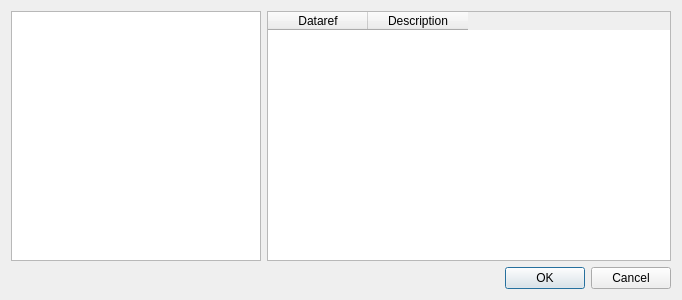
This is gui/pickXPCommandDialog.ui in leleopard/pyXPArduino as Qt 5 draws it before an edit. The edited form follows.
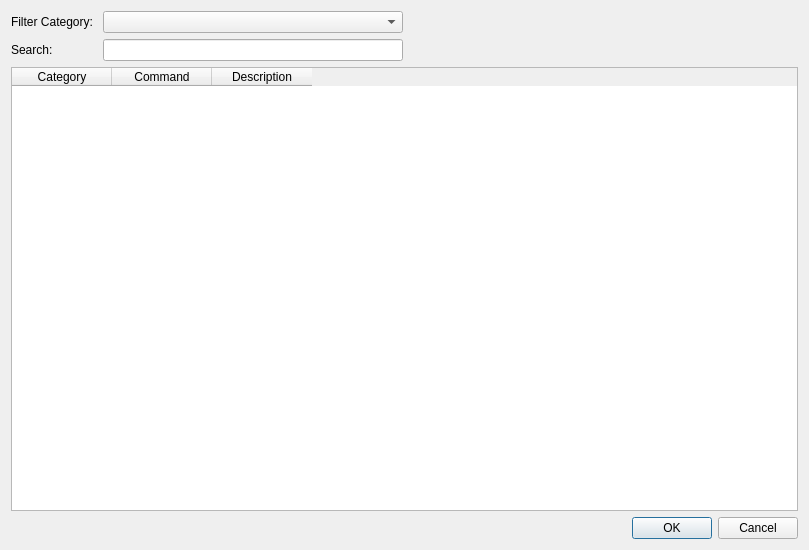
This is the edited form.

Commit message: added pick command dialog

Diff of the .ui file:
```diff
--- a/gui/pickXPCommandDialog.ui
+++ b/gui/pickXPCommandDialog.ui
@@ -6,31 +6,130 @@
    <rect>
     <x>0</x>
     <y>0</y>
-    <width>682</width>
-    <height>300</height>
+    <width>809</width>
+    <height>550</height>
    </rect>
   </property>
+  <property name="sizePolicy">
+   <sizepolicy hsizetype="Preferred" vsizetype="Preferred">
+    <horstretch>0</horstretch>
+    <verstretch>0</verstretch>
+   </sizepolicy>
+  </property>
   <property name="windowTitle">
    <string>Select XPlane Command</string>
   </property>
   <layout class="QVBoxLayout" name="verticalLayout">
    <item>
-    <layout class="QHBoxLayout" name="horizontalLayout">
+    <layout class="QVBoxLayout" name="verticalLayout_2">
+     <property name="sizeConstraint">
+      <enum>QLayout::SetDefaultConstraint</enum>
+     </property>
      <item>
-      <widget class="QListWidget" name="categoryListWidget">
-       <property name="maximumSize">
+      <layout class="QFormLayout" name="formLayout">
+       <property name="sizeConstraint">
+        <enum>QLayout::SetFixedSize</enum>
+       </property>
+       <property name="formAlignment">
+        <set>Qt::AlignLeading|Qt::AlignLeft|Qt::AlignVCenter</set>
+       </property>
+       <item row="2" column="0">
+        <widget class="QLabel" name="label">
+         <property name="sizePolicy">
+          <sizepolicy hsizetype="Preferred" vsizetype="Preferred">
+           <horstretch>0</horstretch>
+           <verstretch>0</verstretch>
+          </sizepolicy>
+         </property>
+         <property name="maximumSize">
+          <size>
+           <width>16777215</width>
+           <height>30</height>
+          </size>
+         </property>
+         <property name="text">
+          <string>Search:</string>
+         </property>
+        </widget>
+       </item>
+       <item row="2" column="1">
+        <widget class="QLineEdit" name="filterCommandsLineEdit">
+         <property name="minimumSize">
+          <size>
+           <width>200</width>
+           <height>0</height>
+          </size>
+         </property>
+         <property name="maximumSize">
+          <size>
+           <width>300</width>
+           <height>300</height>
+          </size>
+         </property>
+        </widget>
+       </item>
+       <item row="1" column="1">
+        <widget class="QComboBox" name="selectCategoryComboBox">
+         <property name="minimumSize">
+          <size>
+           <width>250</width>
+           <height>0</height>
+          </size>
+         </property>
+         <property name="maximumSize">
+          <size>
+           <width>300</width>
+           <height>30</height>
+          </size>
+         </property>
+        </widget>
+       </item>
+       <item row="1" column="0">
+        <widget class="QLabel" name="label_2">
+         <property name="maximumSize">
+          <size>
+           <width>16777215</width>
+           <height>30</height>
+          </size>
+         </property>
+         <property name="text">
+          <string>Filter Category: </string>
+         </property>
+        </widget>
+       </item>
+      </layout>
+     </item>
+     <item>
+      <widget class="QTableWidget" name="commandsTableWidget">
+       <property name="sizePolicy">
+        <sizepolicy hsizetype="Expanding" vsizetype="Expanding">
+         <horstretch>0</horstretch>
+         <verstretch>10</verstretch>
+        </sizepolicy>
+       </property>
+       <property name="minimumSize">
         <size>
-         <width>250</width>
-         <height>16777215</height>
+         <width>0</width>
+         <height>200</height>
         </size>
        </property>
-      </widget>
-     </item>
-     <item>
-      <widget class="QTableWidget" name="commandsTableWidget">
+       <property name="selectionMode">
+        <enum>QAbstractItemView::SingleSelection</enum>
+       </property>
+       <property name="selectionBehavior">
+        <enum>QAbstractItemView::SelectRows</enum>
+       </property>
+       <attribute name="verticalHeaderDefaultSectionSize">
+        <number>25</number>
+       </attribute>
        <column>
         <property name="text">
-         <string>Dataref</string>
+         <string>Category</string>
+        </property>
+       </column>
+       <column>
+        <property name="text">
+         <string>Command</string>
         </property>
        </column>
        <column>
```
Left out of the diff: 43 changed lines with no effect on the pictures. The commit also changes 8 other files.
